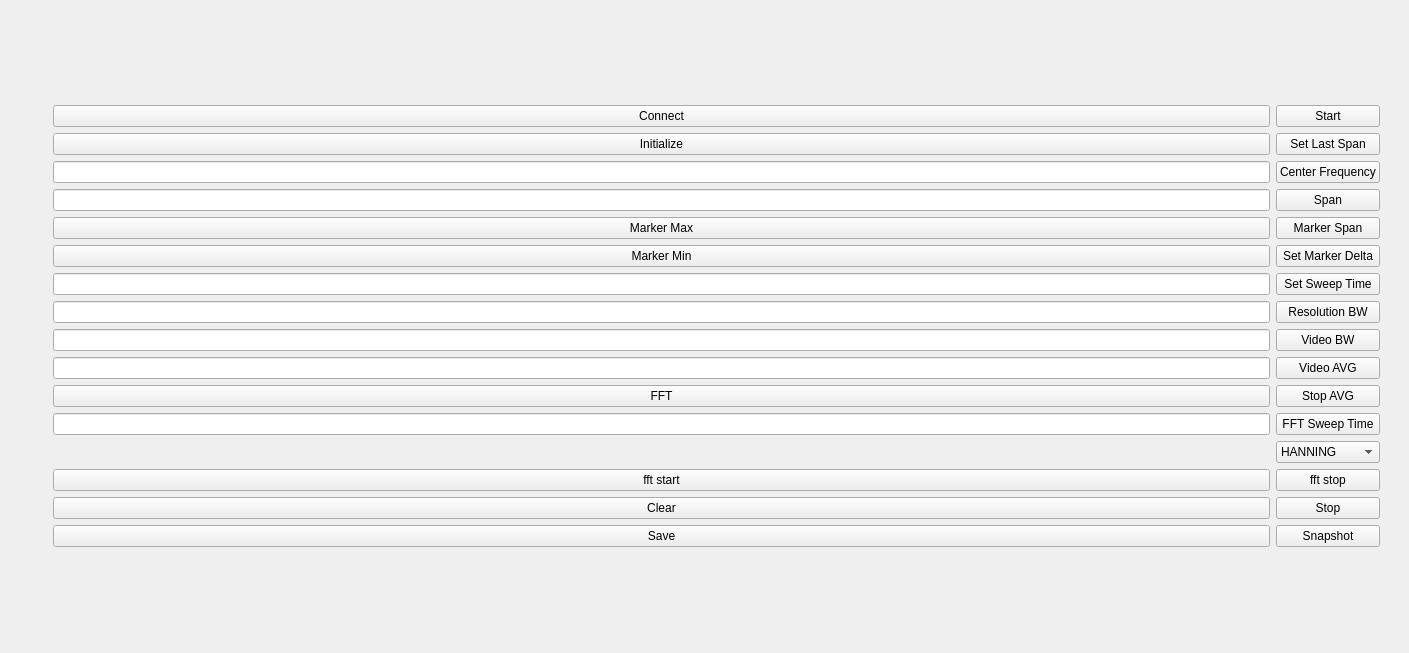
First picture: the form in src/View/windows_and_widgets/agilent_8596E_design.ui, repository duttlab-sys/pittqlabsys-single-NV, before the edit.
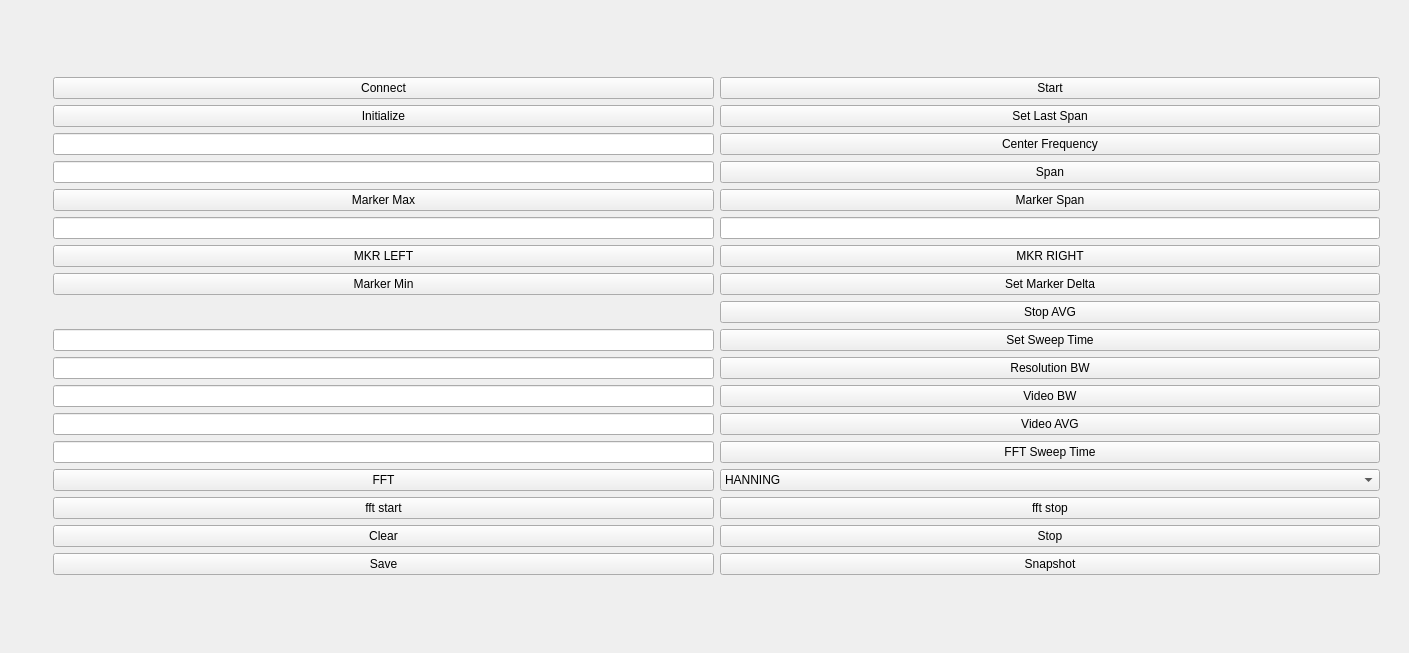
Second picture: the form after the edit.

Commit message: added marker control to spectrum analyzer tab

```diff
--- a/src/View/windows_and_widgets/agilent_8596E_design.ui
+++ b/src/View/windows_and_widgets/agilent_8596E_design.ui
@@ -31,20 +31,6 @@
         <layout class="QGridLayout" name="gridLayout_2">
          <item row="0" column="0">
           <layout class="QGridLayout" name="gridLayout">
-           <item row="18" column="0">
-            <widget class="QPushButton" name="clearButton">
-             <property name="text">
-              <string>Clear</string>
-             </property>
-            </widget>
-           </item>
-           <item row="19" column="2">
-            <widget class="QPushButton" name="snapshotButton">
-             <property name="text">
-              <string>Snapshot</string>
-             </property>
-            </widget>
-           </item>
            <item row="3" column="2">
             <widget class="QPushButton" name="spanButton">
              <property name="text">
@@ -52,7 +38,7 @@
              </property>
             </widget>
            </item>
-           <item row="19" column="0">
+           <item row="22" column="0">
             <widget class="QPushButton" name="saveButton">
              <property name="text">
               <string>Save</string>
@@ -73,27 +59,34 @@
              </property>
             </widget>
            </item>
-           <item row="0" column="0">
-            <widget class="QPushButton" name="connectButton">
+           <item row="21" column="0">
+            <widget class="QPushButton" name="clearButton">
              <property name="text">
-              <string>Connect</string>
+              <string>Clear</string>
              </property>
             </widget>
            </item>
-           <item row="18" column="2">
+           <item row="21" column="2">
             <widget class="QPushButton" name="stopButton">
              <property name="text">
               <string>Stop</string>
              </property>
             </widget>
            </item>
-           <item row="6" column="2">
+           <item row="8" column="2">
             <widget class="QPushButton" name="markerdeltaButton">
              <property name="text">
               <string>Set Marker Delta</string>
              </property>
             </widget>
            </item>
+           <item row="0" column="0">
+            <widget class="QPushButton" name="connectButton">
+             <property name="text">
+              <string>Connect</string>
+             </property>
+            </widget>
+           </item>
            <item row="5" column="2">
             <widget class="QPushButton" name="markerspanButton">
              <property name="text">
@@ -101,67 +94,44 @@
              </property>
             </widget>
            </item>
-           <item row="5" column="0">
-            <widget class="QPushButton" name="markermaxButton">
+           <item row="22" column="2">
+            <widget class="QPushButton" name="snapshotButton">
              <property name="text">
-              <string>Marker Max</string>
+              <string>Snapshot</string>
              </property>
             </widget>
            </item>
            <item row="3" column="0">
             <widget class="QLineEdit" name="spanLineEdit"/>
            </item>
-           <item row="6" column="0">
-            <widget class="QPushButton" name="markerminButton">
-             <property name="text">
-              <string>Marker Min</string>
-             </property>
-            </widget>
-           </item>
-           <item row="9" column="2">
+           <item row="12" column="2">
             <widget class="QPushButton" name="videobwButton">
              <property name="text">
               <string>Video BW</string>
              </property>
             </widget>
            </item>
-           <item row="10" column="0">
-            <widget class="QLineEdit" name="videoavgLineEdit"/>
+           <item row="8" column="0">
+            <widget class="QPushButton" name="markerminButton">
+             <property name="text">
+              <string>Marker Min</string>
+             </property>
+            </widget>
            </item>
-           <item row="8" column="2">
+           <item row="5" column="0">
+            <widget class="QPushButton" name="markermaxButton">
+             <property name="text">
+              <string>Marker Max</string>
+             </property>
+            </widget>
+           </item>
+           <item row="11" column="2">
             <widget class="QPushButton" name="resolutionbwButton">
              <property name="text">
               <string>Resolution BW</string>
              </property>
             </widget>
            </item>
-           <item row="11" column="2">
-            <widget class="QPushButton" name="clravgButton">
-             <property name="text">
-              <string>Stop AVG</string>
-             </property>
-            </widget>
-           </item>
-           <item row="10" column="2">
-            <widget class="QPushButton" name="videoavgButton">
-             <property name="text">
-              <string>Video AVG</string>
-             </property>
-            </widget>
-           </item>
-           <item row="9" column="0">
-            <widget class="QLineEdit" name="videobwLineEdit"/>
-           </item>
-           <item row="8" column="0">
-            <widget class="QLineEdit" name="resolutionbwLineEdit"/>
-           </item>
-           <item row="7" column="2">
-            <widget class="QPushButton" name="setsweeptimeButton">
-             <property name="text">
-              <string>Set Sweep Time</string>
-             </property>
-            </widget>
-           </item>
            <item row="1" column="2">
             <widget class="QPushButton" name="lastspanButton">
              <property name="text">
@@ -169,17 +139,30 @@
              </property>
             </widget>
            </item>
-           <item row="7" column="0">
-            <widget class="QLineEdit" name="sweeptimeLineEdit"/>
-           </item>
-           <item row="11" column="0">
-            <widget class="QPushButton" name="fftButton">
+           <item row="10" column="2">
+            <widget class="QPushButton" name="setsweeptimeButton">
              <property name="text">
-              <string>FFT</string>
+              <string>Set Sweep Time</string>
              </property>
             </widget>
            </item>
+           <item row="12" column="0">
+            <widget class="QLineEdit" name="videobwLineEdit"/>
+           </item>
            <item row="13" column="2">
+            <widget class="QPushButton" name="videoavgButton">
+             <property name="text">
+              <string>Video AVG</string>
+             </property>
+            </widget>
+           </item>
+           <item row="11" column="0">
+            <widget class="QLineEdit" name="resolutionbwLineEdit"/>
+           </item>
+           <item row="13" column="0">
+            <widget class="QLineEdit" name="videoavgLineEdit"/>
+           </item>
+           <item row="16" column="2">
             <widget class="QComboBox" name="comboBox">
              <item>
               <property name="text">
@@ -198,6 +181,19 @@
              </item>
             </widget>
            </item>
+           <item row="10" column="0">
+            <widget class="QLineEdit" name="sweeptimeLineEdit"/>
+           </item>
+           <item row="17" column="2">
+            <widget class="QPushButton" name="stopfftButton">
+             <property name="text">
+              <string>fft stop</string>
+             </property>
+            </widget>
+           </item>
+           <item row="15" column="0">
+            <widget class="QLineEdit" name="fft_sweep_timeLineEdit"/>
+           </item>
            <item row="1" column="0">
             <widget class="QPushButton" name="initializeButton">
              <property name="text">
@@ -205,33 +201,60 @@
              </property>
             </widget>
            </item>
-           <item row="12" column="0">
-            <widget class="QLineEdit" name="fft_sweep_timeLineEdit"/>
-           </item>
-           <item row="12" column="2">
-            <widget class="QPushButton" name="fft_sweep_timepushButton">
-             <property name="text">
-              <string>FFT Sweep Time</string>
-             </property>
-            </widget>
-           </item>
            <item row="2" column="0">
             <widget class="QLineEdit" name="cfLineEdit"/>
            </item>
-           <item row="14" column="2">
-            <widget class="QPushButton" name="stopfftButton">
-             <property name="text">
-              <string>fft stop</string>
-             </property>
-            </widget>
-           </item>
-           <item row="14" column="0">
+           <item row="17" column="0">
             <widget class="QPushButton" name="startfftButton">
              <property name="text">
               <string>fft start</string>
              </property>
             </widget>
            </item>
+           <item row="15" column="2">
+            <widget class="QPushButton" name="fft_sweep_timepushButton">
+             <property name="text">
+              <string>FFT Sweep Time</string>
+             </property>
+            </widget>
+           </item>
+           <item row="9" column="2">
+            <widget class="QPushButton" name="clravgButton">
+             <property name="text">
+              <string>Stop AVG</string>
+             </property>
+            </widget>
+           </item>
+           <item row="16" column="0">
+            <widget class="QPushButton" name="fftButton">
+             <property name="text">
+              <string>FFT</string>
+             </property>
+            </widget>
+           </item>
+           <item row="9" column="0">
+            <widget class="QWidget" name="widget_3" native="true"/>
+           </item>
+           <item row="6" column="2">
+            <widget class="QLineEdit" name="MKRAlineEdit"/>
+           </item>
+           <item row="7" column="2">
+            <widget class="QPushButton" name="MKR_R">
+             <property name="text">
+              <string>MKR RIGHT</string>
+             </property>
+            </widget>
+           </item>
+           <item row="7" column="0">
+            <widget class="QPushButton" name="MKR_L">
+             <property name="text">
+              <string>MKR LEFT</string>
+             </property>
+            </widget>
+           </item>
+           <item row="6" column="0">
+            <widget class="QLineEdit" name="MKRFlineEdit"/>
+           </item>
           </layout>
          </item>
         </layout>
```
The commit also changes 2 other files.
